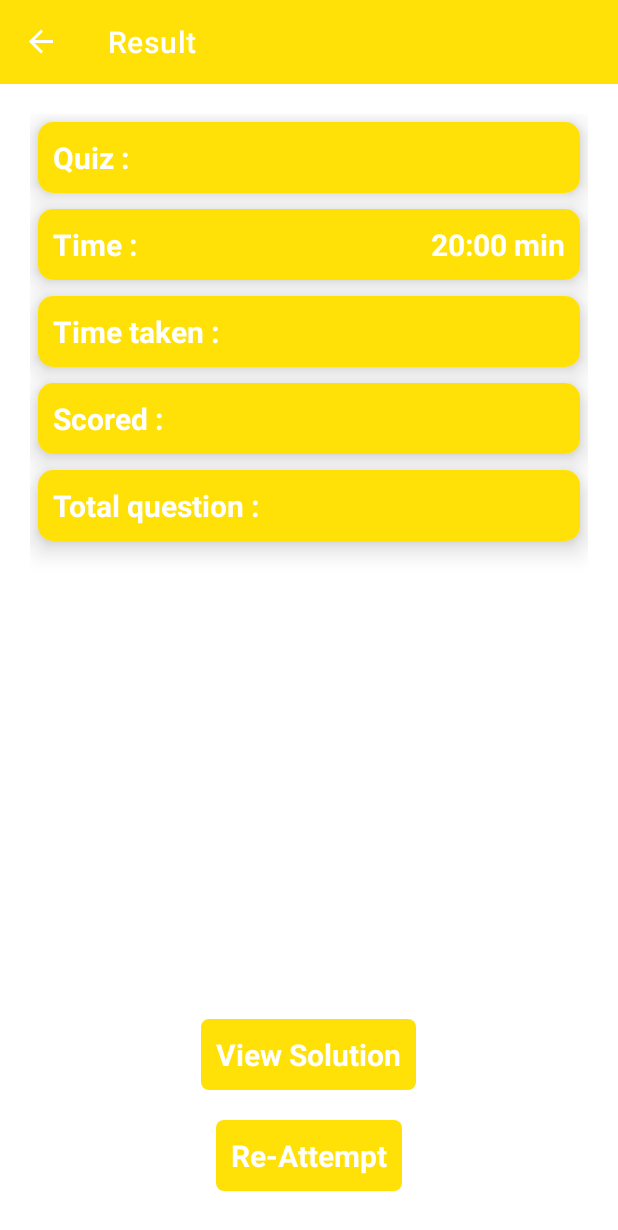
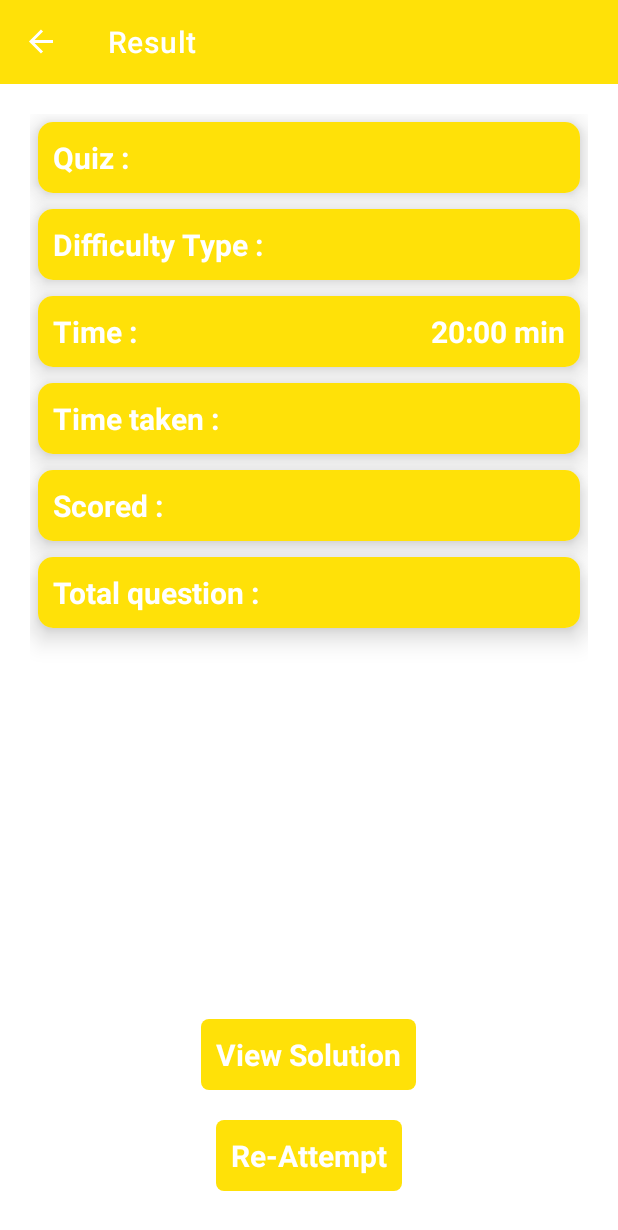
Before and after one commit to tapanghataliya/Quizzy, an Android app: the ResultFragment screen opened through its navigation route, on a phone screen of 412 x 824 dp. Shown: the top 1230 px of the screen. Run offline under Robolectric (Android 15) with nearby library versions, the phone set to English and light mode, and no system bars; our stand-ins replace Dagger/Hilt's generated code, data binding, navigation-ui; network calls fail.

Commit message:
Do some changes in shared preference code and also xml file fragment result, items quiz, quiz popup screen.

```diff
--- a/app/src/main/java/com/example/quizzy/features/MainActivity.kt
+++ b/app/src/main/java/com/example/quizzy/features/MainActivity.kt
@@ -1,7 +1,6 @@
 package com.example.quizzy.features
 
 import android.os.Bundle
-import android.widget.Toast
 import androidx.appcompat.app.AppCompatActivity
 import androidx.databinding.DataBindingUtil
 import androidx.navigation.NavController
--- a/app/src/main/java/com/example/quizzy/features/question/ui/QuestionAdapter.kt
+++ b/app/src/main/java/com/example/quizzy/features/question/ui/QuestionAdapter.kt
@@ -25,7 +25,7 @@ class QuestionAdapter(
     private val settingsViewModel: SettingsViewModel
 ) : RecyclerView.Adapter<QuestionAdapter.ViewPagerHolder>() {
 
-    lateinit var subLayout: View
+    private lateinit var subLayout: View
     private val answerSet = HashSet<String>()
     private var clickCount = 1
     private var clickInterface: OnItemClickListener? = null
@@ -68,6 +68,7 @@ class QuestionAdapter(
     override fun onBindViewHolder(holder: ViewPagerHolder, position: Int) {
         val quize = differ.currentList[position]
         holder.view.txtQuestion.text = quize.question
+        holder.view.txtDifficultyType.text = quize.difficulty
         holder.view.txtCategory.text = quize.category
 
         val queNumber = position + 1
@@ -97,7 +98,7 @@ class QuestionAdapter(
 
     //Answer click get correct answer perform action
     private fun getAnswerAction(quizAnswer: String, textAnswer: TextView?, quize: Results?) {
-        if (settingsViewModel.getIsChecked()) {
+        if (settingsViewModel.getsaveSettingData().isCheck) {
             if (quize?.correct_answer == quizAnswer) {
                 textAnswer!!.setBackgroundResource(R.color.green)
                 textAnswer.setTextColor(Color.WHITE)
--- a/app/src/main/java/com/example/quizzy/features/result/ResultFragment.kt
+++ b/app/src/main/java/com/example/quizzy/features/result/ResultFragment.kt
@@ -9,6 +9,7 @@ import com.example.quizzy.BR
 import com.example.quizzy.R
 import com.example.quizzy.core.base.BaseFragment
 import com.example.quizzy.core.utils.Constant.Companion.CATEGORYS
+import com.example.quizzy.core.utils.Constant.Companion.DIFFICULTY_TYPE
 import com.example.quizzy.core.utils.Constant.Companion.DISPLAY_TIME
 import com.example.quizzy.core.utils.Constant.Companion.SAVE_TIMES
 import com.example.quizzy.core.utils.Constant.Companion.TOTAL_CORRECT_ANS
@@ -18,6 +19,7 @@ import com.example.quizzy.databinding.FragmentResultBinding
 class ResultFragment : BaseFragment<FragmentResultBinding, ResultViewModel>() {
 
     private lateinit var totalQuestions: String
+    private lateinit var difficultyType: String
     private lateinit var totalCorrectAns: String
     private lateinit var categoryType: String
     private lateinit var saveTime: String
@@ -34,6 +36,7 @@ class ResultFragment : BaseFragment<FragmentResultBinding, ResultViewModel>() {
         val arguments = arguments
         if (arguments != null){
             totalQuestions = arguments.getString(TOTAL_QUESTIONS).toString()
+            difficultyType = arguments.getString(DIFFICULTY_TYPE).toString()
             totalCorrectAns = arguments.getString(TOTAL_CORRECT_ANS).toString()
             categoryType = arguments.getString(CATEGORYS).toString()
             saveTime = arguments.getString(SAVE_TIMES).toString()
@@ -44,6 +47,8 @@ class ResultFragment : BaseFragment<FragmentResultBinding, ResultViewModel>() {
             }
 
             getBindingClass().txtScored.text = totalCorrectAns
+            if (difficultyType == "")getBindingClass().cardDifficulty.visibility = View.GONE else getBindingClass().cardDifficulty.visibility = View.VISIBLE
+            getBindingClass().txtDifficultyType.text = difficultyType
             getBindingClass().txtTotalQue.text = totalQuestions
             getBindingClass().txtQuizType.text = categoryType
             getBindingClass().txtTakenTime.text = saveTime + "min"
--- a/app/src/main/java/com/example/quizzy/features/solution/ui/SolutionAdapter.kt
+++ b/app/src/main/java/com/example/quizzy/features/solution/ui/SolutionAdapter.kt
@@ -49,6 +49,7 @@ class SolutionAdapter : RecyclerView.Adapter<SolutionAdapter.ViewPagerHolder>()
     override fun onBindViewHolder(holder: ViewPagerHolder, position: Int) {
         val quize = differ.currentList[position]
         holder.view.txtQuestion.text = quize.question
+        holder.view.txtDifficultyType.text = quize.difficulty
         holder.view.txtCategory.text = quize.category
 
         val queNumber = position + 1
--- a/app/src/main/res/layout/fragment_result.xml
+++ b/app/src/main/res/layout/fragment_result.xml
@@ -57,6 +57,58 @@
 
                         <TextView
                             android:id="@+id/txtQuizType"
+                            android:layout_width="wrap_content"
+                            android:layout_height="wrap_content"
+                            android:text=""
+                            android:textColor="@color/white"
+                            android:textSize="@dimen/dimen_20sp"
+                            android:singleLine="true"
+                            android:textStyle="bold" />
+                    </LinearLayout>
+
+                </LinearLayout>
+            </androidx.cardview.widget.CardView>
+
+            <androidx.cardview.widget.CardView
+                android:id="@+id/cardDifficulty"
+                android:layout_width="match_parent"
+                android:layout_height="wrap_content"
+                android:layout_margin="@dimen/dimen_5dp"
+                android:gravity="center"
+                app:cardCornerRadius="@dimen/dimen_10dp"
+                app:cardElevation="@dimen/dimen_10dp">
+
+                <LinearLayout
+                    android:layout_width="match_parent"
+                    android:layout_height="wrap_content"
+                    android:background="@color/yellow"
+                    android:orientation="horizontal"
+                    android:baselineAligned="false"
+                    android:padding="@dimen/dimen_10dp">
+
+                    <LinearLayout
+                        android:layout_width="0dp"
+                        android:layout_height="match_parent"
+                        android:layout_weight="1"
+                        android:orientation="vertical">
+
+                        <TextView
+                            android:layout_width="wrap_content"
+                            android:layout_height="wrap_content"
+                            android:text="@string/DifficultyType"
+                            android:textColor="@color/white"
+                            android:textSize="@dimen/dimen_20sp"
+                            android:textStyle="bold" />
+                    </LinearLayout>
+
+                    <LinearLayout
+                        android:layout_width="wrap_content"
+                        android:layout_height="match_parent"
+                        android:gravity="end"
+                        android:orientation="vertical">
+
+                        <TextView
+                            android:id="@+id/txtDifficultyType"
                             android:layout_width="wrap_content"
                             android:layout_height="wrap_content"
                             android:text=""
--- a/app/src/main/res/values/strings.xml
+++ b/app/src/main/res/values/strings.xml
@@ -15,6 +15,8 @@
     <string name="select_item">select item</string>
     <string name="Scored">Scored : </string>
     <string name="Time">Time : </string>
+    <string name="DifficultyType">Difficulty Type : </string>
+    <string name="DifficultyTypes">Easy</string>
     <string name="TimeTaken">Time taken : </string>
     <string name="QuizName">Quiz : </string>
     <string name="TimeSpent">Time spent : </string>
```
Also changed, not shown: app/src/main/java/com/example/quizzy/core/utils/Constant.kt (+6 -2 lines), app/src/main/java/com/example/quizzy/features/question/ui/QuestionFragment.kt (+10 -11 lines), app/src/main/java/com/example/quizzy/features/settings/data/MySettingsData.kt (added, +9 -0 lines), app/src/main/java/com/example/quizzy/features/settings/ui/SettingsFragment.kt (+7 -4 lines), app/src/main/java/com/example/quizzy/features/settings/ui/SettingsViewModel.kt (+32 -21 lines), app/src/main/java/com/example/quizzy/features/solution/ui/SolutionFragment.kt (+7 -8 lines), app/src/main/res/layout/items_quiz.xml (+11 -1 lines), app/src/main/res/layout/quiz_popup.xml (+40 -0 lines).
